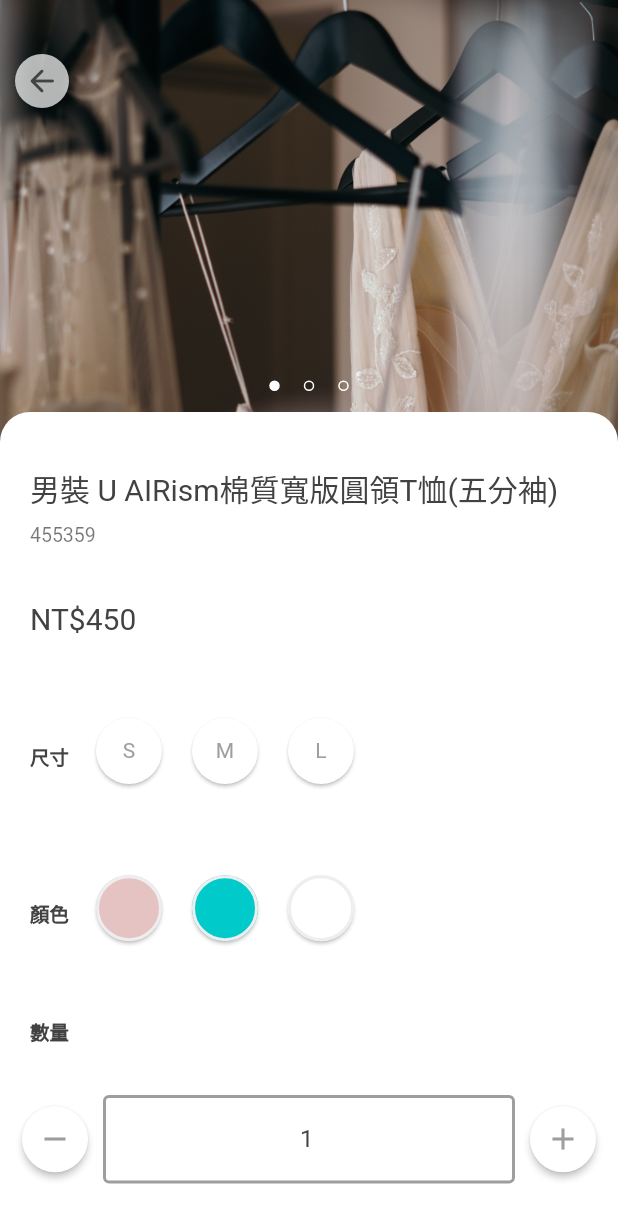
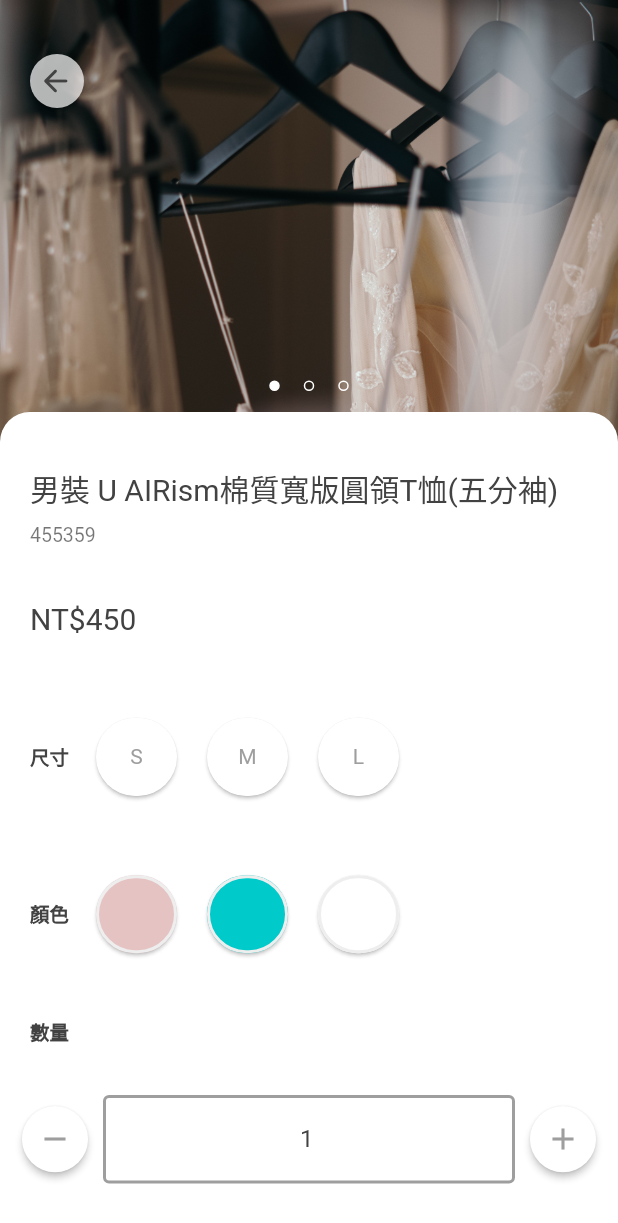
Before and after one commit to com0101/flutter_basic, a Flutter app: the ProductDetail screen opened directly, on a phone screen of 412 x 824 dp. Shown: the top 1223 px of the screen. Run offline on Flutter 3.47's test engine with Material 2 defaults, Android fonts, the phone set to English and light mode, and no system bars.

Commit message:
change text padding

```diff
--- a/lib/ProductDetail.dart
+++ b/lib/ProductDetail.dart
@@ -33,7 +33,7 @@ class _ProductDetail extends State<ProductDetail> {
             backgroundColor: Colors.transparent,
             elevation: 0,
             leading: Container(
-                margin: EdgeInsets.only(top: 30),
+                margin: EdgeInsets.only(top: 30, left: 20),
                 // padding: const EdgeInsets.only(top: 20, left: 20),
                 alignment: Alignment.topLeft,
                 child: ElevatedButton(
@@ -42,6 +42,7 @@ class _ProductDetail extends State<ProductDetail> {
                   },
                   style: ButtonStyle(
                     shape: MaterialStateProperty.all(CircleBorder()),
+                    padding: MaterialStateProperty.all(EdgeInsets.only(right: 2)),
                     backgroundColor: MaterialStateProperty.all(Colors.white70), // <-- Button color
                     overlayColor: MaterialStateProperty.resolveWith<Color?>((states) {
                       if (states.contains(MaterialState.pressed)) return Colors.white10; // <-- Splash color
@@ -186,7 +187,7 @@ class _DetailMainImage extends State<DetailMainImage>
                         Container(
                           alignment: Alignment.center,
                           height: 80,
-                          padding: const EdgeInsets.only(bottom:16, left: 8),
+                          padding: const EdgeInsets.only(bottom:8, left: 8),
                           child: CustomSelector(items: sizes, type: SelectorType.size)
                         ),
                       ],
@@ -197,7 +198,7 @@ class _DetailMainImage extends State<DetailMainImage>
                         Container(
                           alignment: Alignment.center,
                           height: 80,
-                          padding: const EdgeInsets.only(bottom:16, left: 8),
+                          padding: const EdgeInsets.only(bottom:8, left: 8),
                           child: CustomSelector(items: colors, type: SelectorType.color)
                         ),
                       ],
@@ -393,7 +394,7 @@ class SizeRadio extends StatelessWidget {
         color: selector.isSelected ? Colors.grey.shade800 : Colors.white,
         child: Container(
           height: 20,
-          width: 44,
+          width: 54,
           alignment: Alignment.center,
           child: Column(
             mainAxisAlignment: MainAxisAlignment.center,
@@ -429,7 +430,7 @@ class ColorRadio extends StatelessWidget {
         color: Color(selector.color ?? 0xFF3B4257),
         child: Container(
           height: 20,
-          width: 44,
+          width: 54,
           alignment: Alignment.center,
           child: Column(
             mainAxisAlignment: MainAxisAlignment.center,
```
